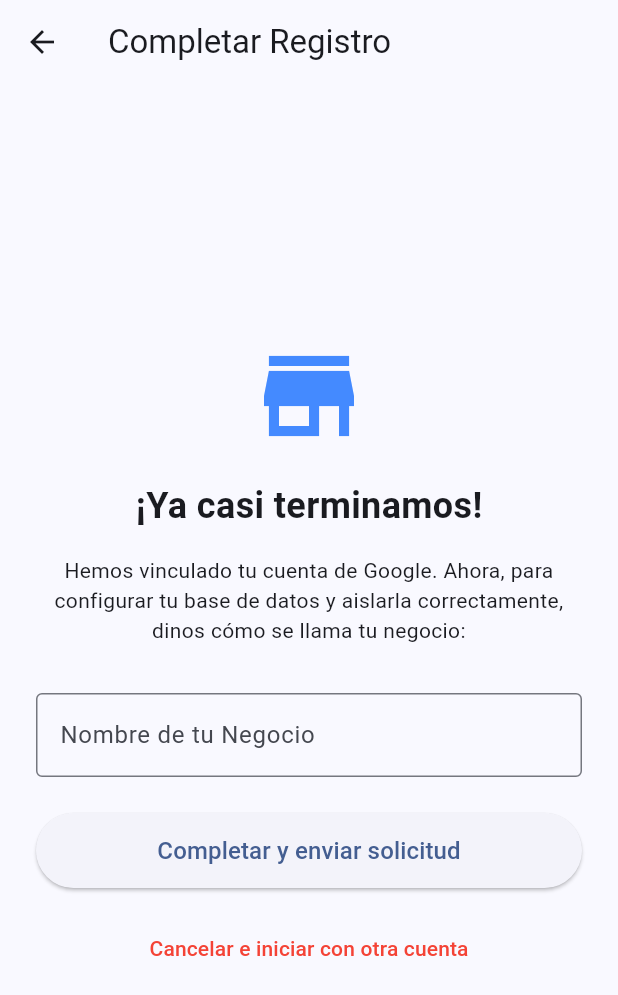
After one commit to HumbertoTacos/Inventarios-Universal, a Flutter app: the CompletarRegistroGoogleScreen screen opened directly, after a tap on "Completar y enviar solicitud", on a phone screen of 412 x 824 dp. The commit adds this screen. Shown: the top 995 px of the screen. Run offline on Flutter 3.47's test engine with Material 3 defaults, Android fonts, the phone set to English and light mode, and no system bars; our stand-ins replace cloud_firestore, firebase_auth, firebase_core, fl_chart; missing offline and left inert: mobile_scanner; accounts and stored records are empty; network calls fail.

Commit message:
Vinculación vía Google

```diff
--- a/lib/screens/auth_gate.dart
+++ b/lib/screens/auth_gate.dart
@@ -6,6 +6,7 @@ import 'login_screen.dart';
 import 'espera_aprobacion_screen.dart';
 import 'admin_dashboard_screen.dart';
 import 'verificacion_correo_screen.dart';
+import 'completar_registro_google_screen.dart';
 
 class AuthGate extends StatelessWidget {
   const AuthGate({super.key});
@@ -39,7 +40,7 @@ class AuthGate extends StatelessWidget {
             final userData = AuthService().currentUserData;
 
             if (userData == null) {
-              return const LoginScreen();
+              return const CompletarRegistroGoogleScreen();
             }
 
             if (userData.rol == 'admin') {
--- /dev/null
+++ b/lib/screens/completar_registro_google_screen.dart
@@ -0,0 +1,97 @@
+import 'package:flutter/material.dart';
+import '../services/auth_service.dart';
+import 'auth_gate.dart';
+
+class CompletarRegistroGoogleScreen extends StatefulWidget {
+  const CompletarRegistroGoogleScreen({super.key});
+
+  @override
+  State<CompletarRegistroGoogleScreen> createState() => _CompletarRegistroGoogleScreenState();
+}
+
+class _CompletarRegistroGoogleScreenState extends State<CompletarRegistroGoogleScreen> {
+  final _negocioController = TextEditingController();
+  bool _isLoading = false;
+
+  void _completar() async {
+    if (_negocioController.text.trim().isEmpty) return;
+    setState(() => _isLoading = true);
+
+    try {
+      await AuthService().completarRegistroGoogle(
+        negocioNombre: _negocioController.text.trim(),
+      );
+      if (mounted) {
+        Navigator.of(context).pushReplacement(
+          MaterialPageRoute(builder: (_) => const AuthGate())
+        );
+      }
+    } catch (e) {
+      if (mounted) {
+        ScaffoldMessenger.of(context).showSnackBar(
+          SnackBar(content: Text('Error: ${e.toString()}')),
+        );
+      }
+    } finally {
+      if (mounted) setState(() => _isLoading = false);
+    }
+  }
+
+  @override
+  Widget build(BuildContext context) {
+    return Scaffold(
+      appBar: AppBar(title: const Text('Completar Registro')),
+      body: Center(
+        child: SingleChildScrollView(
+          padding: const EdgeInsets.all(24.0),
+          child: Column(
+            mainAxisAlignment: MainAxisAlignment.center,
+            children: [
+              const Icon(Icons.store, size: 80, color: Colors.blueAccent),
+              const SizedBox(height: 16),
+              const Text(
+                '¡Ya casi terminamos!',
+                style: TextStyle(fontSize: 24, fontWeight: FontWeight.bold),
+              ),
+              const SizedBox(height: 16),
+              const Text(
+                'Hemos vinculado tu cuenta de Google. Ahora, para configurar tu base de datos y aislarla correctamente, dinos cómo se llama tu negocio:',
+                textAlign: TextAlign.center,
+              ),
+              const SizedBox(height: 32),
+              TextField(
+                controller: _negocioController,
+                decoration: const InputDecoration(
+                  labelText: 'Nombre de tu Negocio',
+                  border: OutlineInputBorder(),
+                ),
+              ),
+              const SizedBox(height: 24),
+              _isLoading
+                  ? const CircularProgressIndicator()
+                  : ElevatedButton(
+                      style: ElevatedButton.styleFrom(
+                        minimumSize: const Size(double.infinity, 50),
+                      ),
+                      onPressed: _completar,
+                      child: const Text('Completar y enviar solicitud', style: TextStyle(fontSize: 16)),
+                    ),
+              const SizedBox(height: 16),
+              TextButton(
+                onPressed: () async {
+                  await AuthService().logout();
+                  if (context.mounted) {
+                    Navigator.of(context).pushReplacement(
+                      MaterialPageRoute(builder: (_) => const AuthGate())
+                    );
+                  }
+                },
+                child: const Text('Cancelar e iniciar con otra cuenta', style: TextStyle(color: Colors.red)),
+              )
+            ],
+          ),
+        ),
+      ),
+    );
+  }
+}
--- a/pubspec.yaml
+++ b/pubspec.yaml
@@ -40,6 +40,7 @@ dependencies:
   fl_chart: ^1.2.0
   intl: ^0.20.2
   firebase_auth: ^6.2.0
+  google_sign_in: ^7.2.0
 
 dev_dependencies:
   flutter_test:
```
Also changed, not shown: lib/screens/login_screen.dart (+24 -0 lines), lib/screens/registro_screen.dart (+25 -0 lines), lib/services/auth_service.dart (+44 -0 lines), pubspec.lock, 1 other file.
